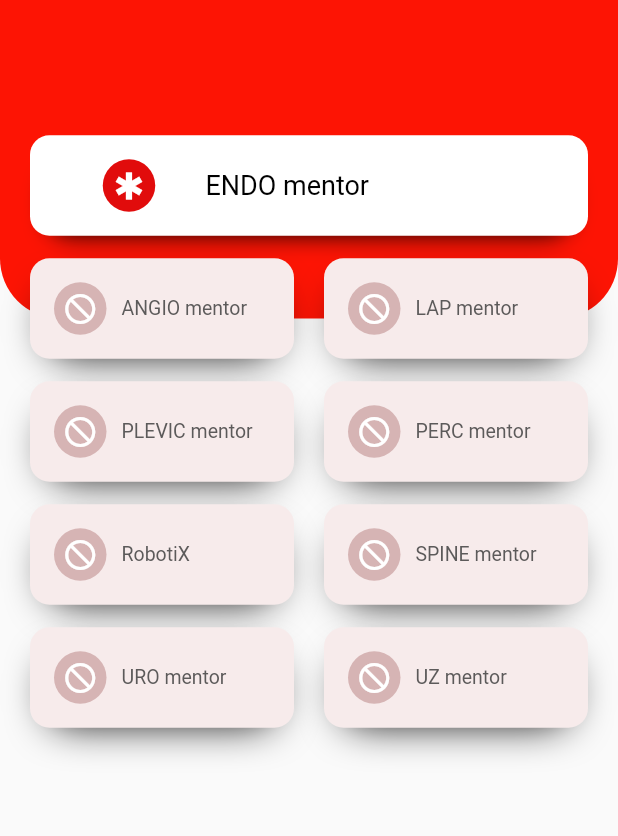
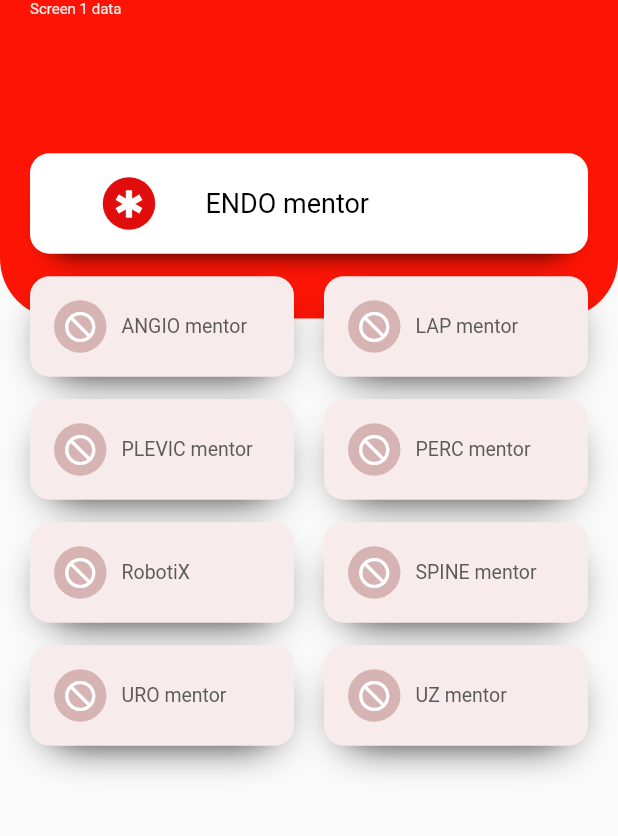
Before and after one commit to vercakam/dp_simu, a Flutter app: the Profile widget shown alone on an empty page, opened directly, after a tap on "Open route", on a phone screen of 412 x 824 dp, the part 114-950 px from its top. Run offline on Flutter 3.47's test engine with Material 2 defaults, Android fonts, the phone set to English and light mode, and no system bars; our stand-ins replace flutter_secure_storage; missing offline and left inert: flutter_appauth, flutter_web_auth, qr_code_scanner; accounts and stored records are empty; network calls fail.

Commit message:
predávání dat mezi screeny

```diff
--- a/lib/auth.dart
+++ b/lib/auth.dart
@@ -29,6 +29,8 @@ class Profile extends StatelessWidget {
   final logoutAction;
   final String? name;
   final String? picture;
+  String value = 'Screen 1 data';
+
 
   Profile({this.logoutAction, this.name, this.picture});
 
@@ -61,7 +63,7 @@ class Profile extends StatelessWidget {
         ElevatedButton(
           child: const Text('Open route'),
           onPressed: () {
-            Navigator.push(context,MaterialPageRoute(builder: (context) =>  home_screen()));
+            Navigator.push(context,MaterialPageRoute(builder: (context) =>  home_screen(value: value)));
             // Navigate to second route when tapped.
           },
         ),
--- a/lib/home_screen.dart
+++ b/lib/home_screen.dart
@@ -6,6 +6,13 @@ import 'package:simu/splash_screen.dart';
 
 
 class home_screen extends StatelessWidget{
+  final String value;
+
+  const home_screen({
+    Key? key,
+    required this.value,
+  }) : super(key: key);
+
   @override
   Widget build(BuildContext context){
     var size = MediaQuery.of(context).size;
@@ -28,11 +35,18 @@ class home_screen extends StatelessWidget{
                   SizedBox(
                     height: size.height *0.05,
                   ),
+
                   Text(
                     "Vyberte simulátor",
                      style: TextStyle(
                         fontSize: 30,
                         color: Colors.white),
+                  ),
+                  Text(
+                    value,
+                    style: TextStyle(
+                        fontSize: 10,
+                        color: Color.fromARGB(255, 241, 236, 236)),
                   ),
                   SizedBox(
                     height: 90,
@@ -51,7 +65,8 @@ class home_screen extends StatelessWidget{
                       Simulator(name_sim: "URO mentor"),
                       Simulator(name_sim: "UZ mentor"),
                     ],
-                  )
+                  ),
+
                 ],
               ),
             ),
--- a/lib/login_screen.dart
+++ b/lib/login_screen.dart
@@ -11,6 +11,7 @@ class LoginScreen extends StatefulWidget {
 }
 
 class InitState extends State<LoginScreen>{
+  String value = 'token';
   @override
   Widget build(BuildContext context) {
     return initWidget();
@@ -116,7 +117,7 @@ class InitState extends State<LoginScreen>{
 
             GestureDetector(
                 onTap: () {
-                  Navigator.push(context,MaterialPageRoute(builder: (context) =>  home_screen()
+                  Navigator.push(context,MaterialPageRoute(builder: (context) =>  home_screen(value: value)
                   ));
               },
               child: Container(
```
